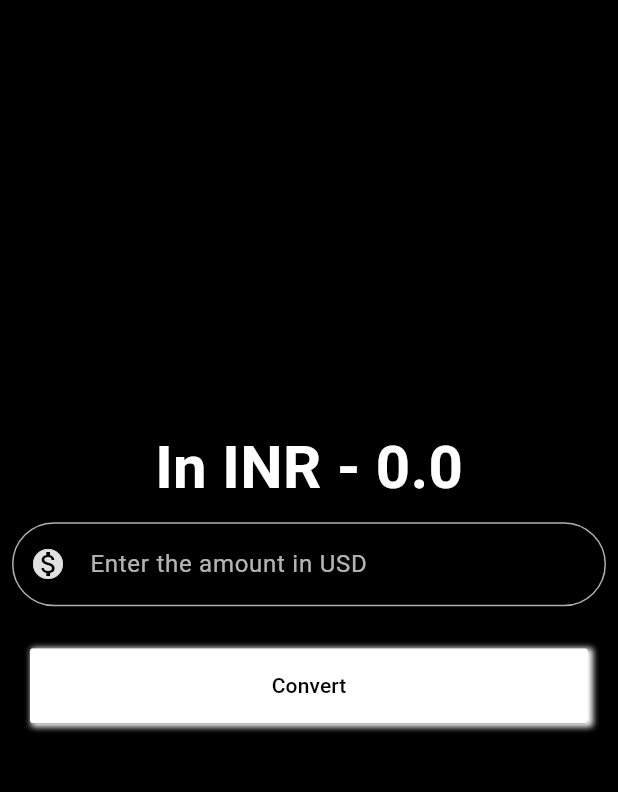
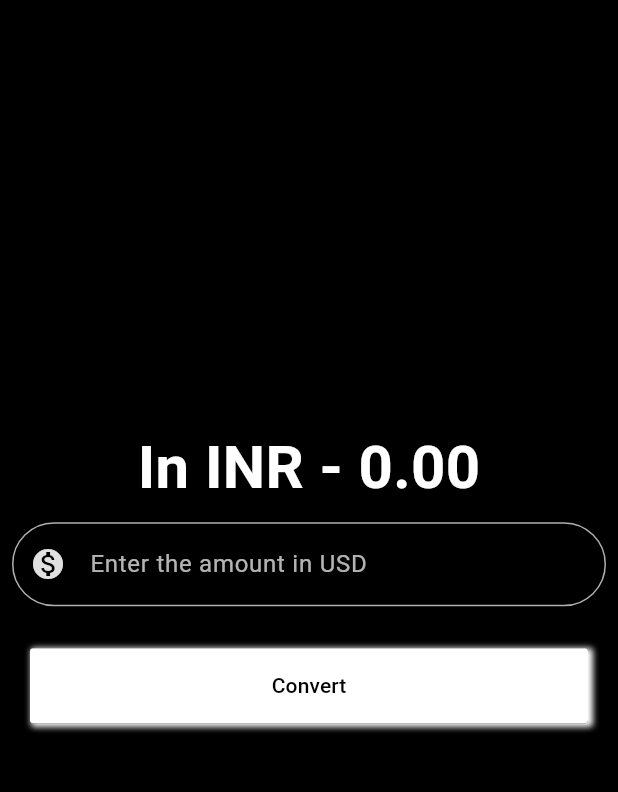
Before and after one commit to R-Mohammed-Hasan/currency-convertor, a Flutter app: the screen it shows after launch, on a phone screen of 412 x 824 dp, the part 71-863 px from its top. Run offline on Flutter 3.47's test engine with Material 3 defaults, Android fonts, the phone set to English and light mode, and no system bars.

Commit message:
Made more readable format

```diff
--- a/lib/currency_convertor.dart
+++ b/lib/currency_convertor.dart
@@ -36,7 +36,7 @@ class _CurrencyConvertorMaterialAppState
         mainAxisAlignment: MainAxisAlignment.center,
         children: [
           Text(
-            'In INR - $result',
+            'In INR - ${result.toStringAsFixed(2)}',
             style: const TextStyle(
               fontSize: 40,
               color: Colors.white,
```
